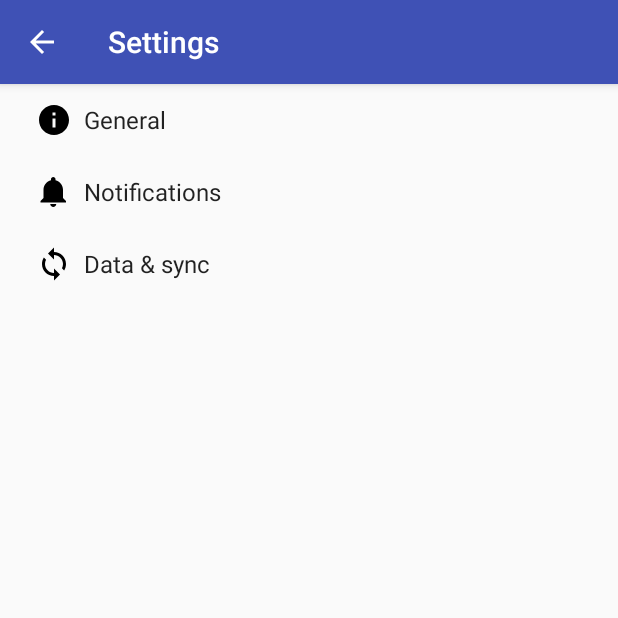
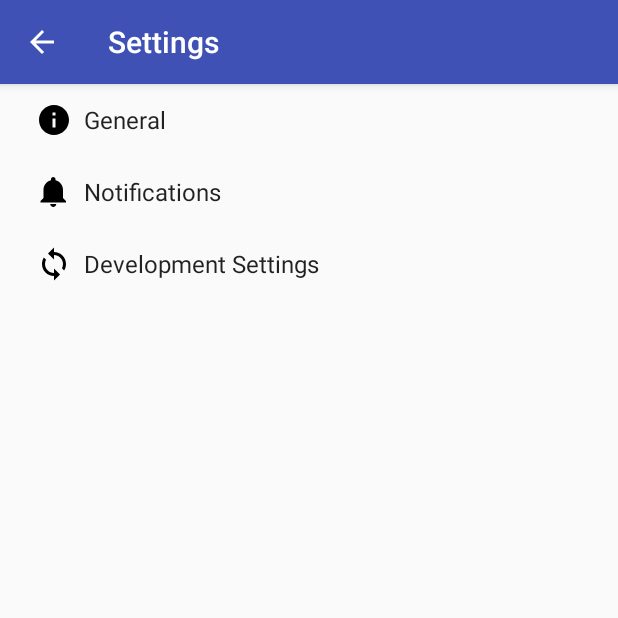
Before and after one commit to lmreller/FallAssist, an Android app: the SettingsActivity screen opened directly, with no data from a screen before it, on a phone screen of 412 x 824 dp, the top half of it. Run offline under Robolectric (Android 15) with nearby library versions, the phone set to English and light mode, and no system bars.

Commit message:
added development settings

```diff
--- a/Development/StruggleAssist/mobile/src/main/res/xml/pref_data_sync.xml
+++ b/Development/StruggleAssist/mobile/src/main/res/xml/pref_data_sync.xml
@@ -1,21 +1,15 @@
 <PreferenceScreen xmlns:android="http://schemas.android.com/apk/res/android">
 
-    <!-- NOTE: Hide buttons to simplify the UI. Users can touch outside the dialog to
-         dismiss it. -->
-    <!-- NOTE: ListPreference's summary should be set to its value by the activity code. -->
-    <ListPreference
-        android:defaultValue="180"
-        android:entries="@array/pref_sync_frequency_titles"
-        android:entryValues="@array/pref_sync_frequency_values"
-        android:key="sync_frequency"
-        android:negativeButtonText="@null"
-        android:positiveButtonText="@null"
-        android:title="@string/pref_title_sync_frequency" />
+    <SwitchPreference
+        android:defaultValue="true"
+        android:key="texts"
+        android:summary="Enable Text"
+        android:title="Enable Text" />
 
-    <!-- This preference simply launches an intent when selected. Use this UI sparingly, per
-         design guidelines. -->
-    <Preference android:title="@string/pref_title_system_sync_settings">
-        <intent android:action="android.settings.SYNC_SETTINGS" />
-    </Preference>
+    <SwitchPreference
+        android:defaultValue="true"
+        android:key="calls"
+        android:summary="Enable Calls"
+        android:title="Enable Calls" />
 
 </PreferenceScreen>
--- a/Development/StruggleAssist/mobile/src/main/res/xml/pref_headers.xml
+++ b/Development/StruggleAssist/mobile/src/main/res/xml/pref_headers.xml
@@ -13,6 +13,6 @@
     <header
         android:fragment="com.struggleassist.View.Activities.SettingsActivity$DataSyncPreferenceFragment"
         android:icon="@drawable/ic_sync_black_24dp"
-        android:title="@string/pref_header_data_sync" />
+        android:title="Development Settings" />
 
 </preference-headers>
```
Also changed, not shown: Development/StruggleAssist/mobile/src/main/java/com/struggleassist/View/Activities/SettingsActivity.java (+3 -11 lines), Development/StruggleAssist/mobile/src/main/java/com/struggleassist/View/Notifications/NotificationReceiver.java (+21 -6 lines).
